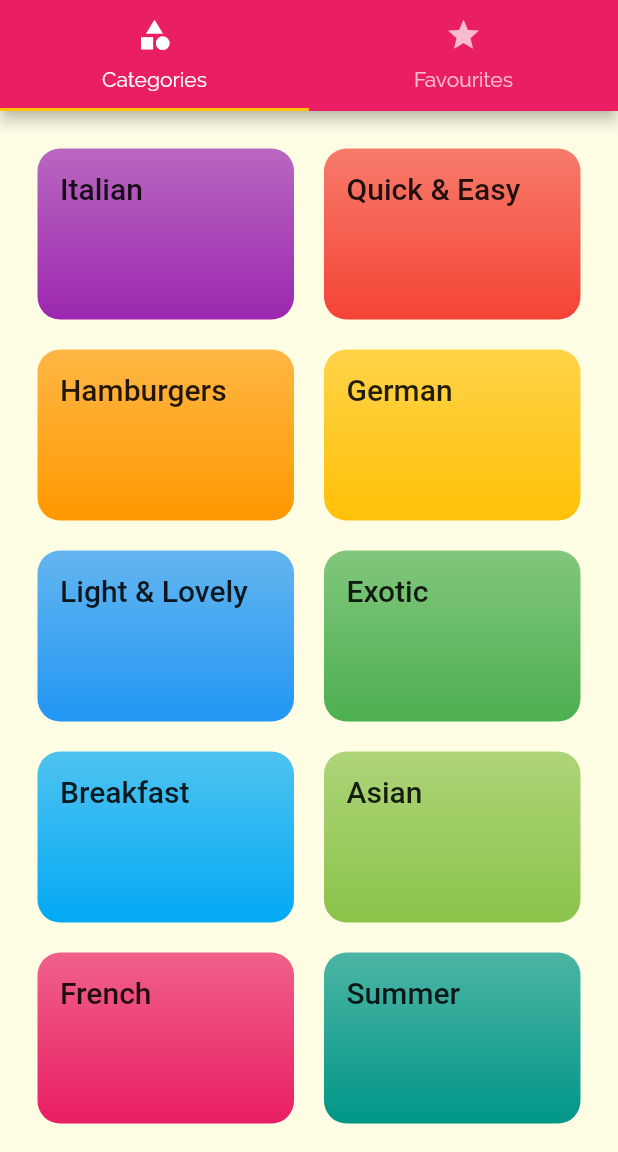
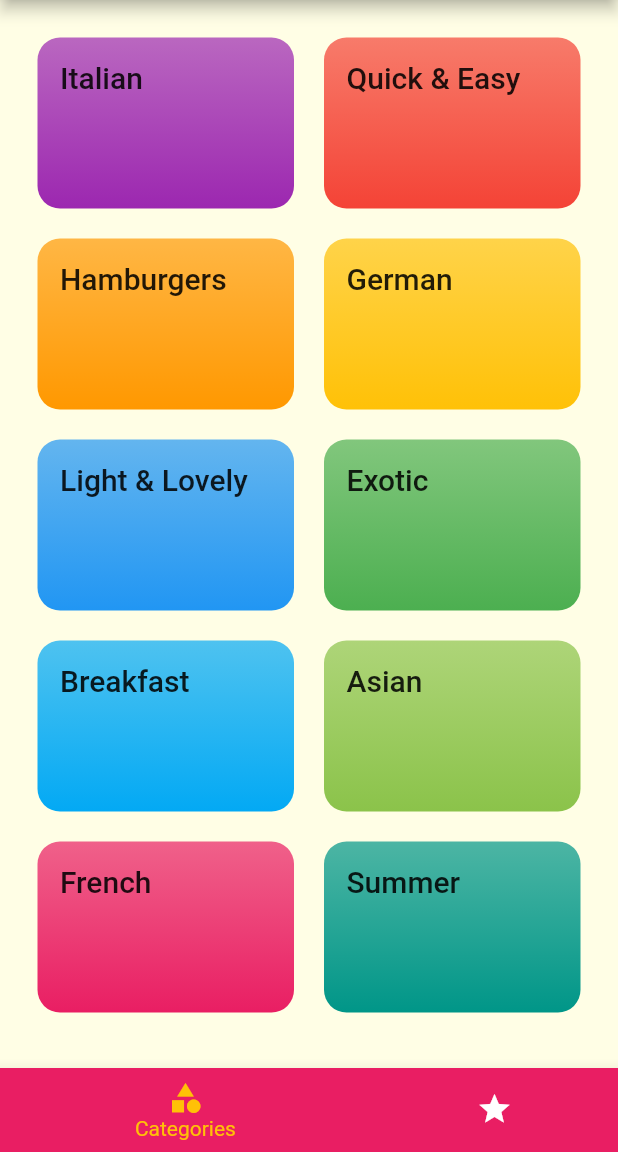
Before and after one commit to aryankush25/meals_app, a Flutter app: the screen it shows after launch, on a phone screen of 412 x 824 dp, the part 84-1236 px from its top. Run offline on Flutter 3.47's test engine with Material 2 defaults, Android fonts, the phone set to English and light mode, and no system bars.

```diff
--- a/lib/screens/tabs_screen.dart
+++ b/lib/screens/tabs_screen.dart
@@ -1,4 +1,5 @@
 import 'package:flutter/material.dart';
+
 import './favourites_screen.dart';
 import './categories_screen.dart';
 
@@ -8,35 +9,46 @@ class TabsScreen extends StatefulWidget {
 }
 
 class _TabsScreenState extends State<TabsScreen> {
+  final List<Widget> _pages = [
+    CategoriesScreen(),
+    FavouritesScreen(),
+  ];
+  int _selectedPageIndex = 0;
+
+  void _selectPage(int index) {
+    setState(() {
+      _selectedPageIndex = index;
+    });
+  }
+
   @override
   Widget build(BuildContext context) {
-    return DefaultTabController(
-      length: 2,
-      initialIndex: 0,
-      child: Scaffold(
+    return Scaffold(
       appBar: AppBar(
         title: Text(
           'Meals',
         ),
-          bottom: TabBar(
-            tabs: [
-              Tab(
+      ),
+      body: _pages[_selectedPageIndex],
+      bottomNavigationBar: BottomNavigationBar(
+        onTap: _selectPage,
+        backgroundColor: Theme.of(context).primaryColor,
+        unselectedItemColor: Colors.white,
+        selectedItemColor: Theme.of(context).accentColor,
+        currentIndex: _selectedPageIndex,
+        type: BottomNavigationBarType.shifting,
+        items: [
+          BottomNavigationBarItem(
+            backgroundColor: Theme.of(context).primaryColor,
             icon: Icon(Icons.category),
-                text: 'Categories',
+            label: 'Categories',
           ),
-              Tab(
+          BottomNavigationBarItem(
+            backgroundColor: Theme.of(context).primaryColor,
             icon: Icon(Icons.star),
-                text: 'Favourites',
-              )
+            label: 'Favourites',
+          ),
         ],
-          ),
-        ),
-        body: TabBarView(
-          children: [
-            CategoriesScreen(),
-            FavouritesScreen(),
-          ],
-        ),
       ),
     );
   }
```
Lines whose indentation alone changed are shown as unchanged.
